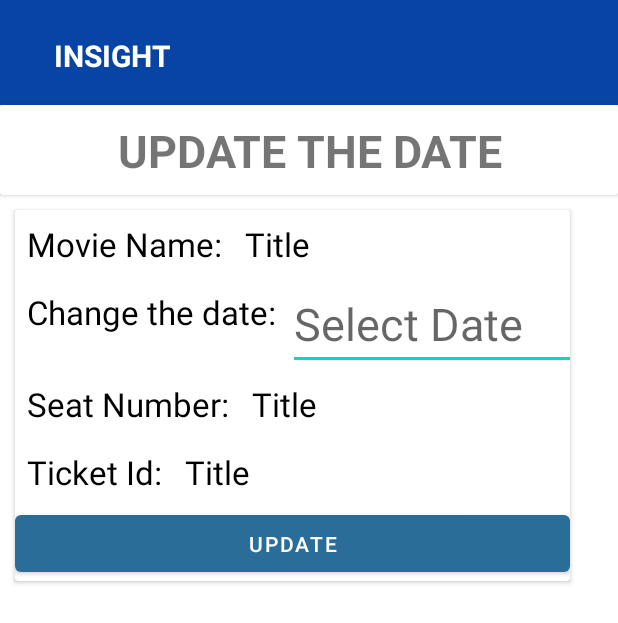
After one commit to Rivindu2/Insight, an Android app: the updateBooking screen opened directly, with no data from a screen before it, on a phone screen of 412 x 824 dp. The commit adds this screen. Shown: the top 623 px of the screen. Run offline under Robolectric (Android 15) with nearby library versions, the light colour scheme and no system bars; our stand-ins replace Firebase (no records; nobody signed in at launch, a user with empty details on screens opened directly).

Commit message:
Completed booking sub-system.

```diff
--- a/app/build.gradle
+++ b/app/build.gradle
@@ -44,5 +44,7 @@ dependencies {
     androidTestImplementation 'androidx.test.espresso:espresso-core:3.3.0'
     implementation 'it.xabaras.android:recyclerview-swipedecorator:1.2.3'
     implementation 'com.squareup.picasso:picasso:2.71828'
+    implementation 'it.xabaras.android:recyclerview-swipedecorator:1.2.3'
+
 
 }
--- a/app/src/main/AndroidManifest.xml
+++ b/app/src/main/AndroidManifest.xml
@@ -9,6 +9,9 @@
         android:roundIcon="@mipmap/ic_launcher_round"
         android:supportsRtl="true"
         android:theme="@style/Theme.MyApplication">
+        <activity
+            android:name=".updateBooking"
+            android:exported="true" />
         <activity
             android:name=".BookDetails"
             android:exported="true" />
--- /dev/null
+++ b/app/src/main/java/com/example/myapplication/updateBooking.java
@@ -0,0 +1,160 @@
+package com.example.myapplication;
+
+import static com.example.myapplication.bookUpdateUtils.CHANNEL_ID;
+
+import androidx.annotation.NonNull;
+import androidx.appcompat.app.AppCompatActivity;
+import androidx.core.app.NotificationCompat;
+import androidx.core.app.NotificationManagerCompat;
+
+import android.app.DatePickerDialog;
+import android.app.NotificationChannel;
+import android.app.NotificationManager;
+import android.app.ProgressDialog;
+import android.os.Build;
+import android.os.Bundle;
+import android.view.View;
+import android.widget.Button;
+import android.widget.DatePicker;
+import android.widget.EditText;
+import android.widget.TextView;
+import android.widget.Toast;
+
+import com.google.android.gms.tasks.OnCompleteListener;
+import com.google.android.gms.tasks.OnFailureListener;
+import com.google.android.gms.tasks.Task;
+import com.google.firebase.auth.FirebaseAuth;
+import com.google.firebase.firestore.FirebaseFirestore;
+
+import java.util.Calendar;
+
+public class updateBooking extends AppCompatActivity {
+
+    private FirebaseFirestore db;
+    private String  uId;
+    TextView mTitle;
+    TextView seatsNo,ticketId;
+    EditText eDate;
+    Button updateBtn;
+    String userId;
+    private FirebaseAuth fAuth;
+    String uTitle, uDate, seatsNum;
+    ProgressDialog progressDialog;
+    DatePickerDialog.OnDateSetListener setListener;
+
+    @Override
+    protected void onCreate(Bundle savedInstanceState) {
+        super.onCreate(savedInstanceState);
+        setContentView(R.layout.activity_update_booking);
+
+        mTitle=findViewById(R.id.mName);
+        eDate=findViewById(R.id.et_date);
+        seatsNo=findViewById(R.id.seatsNo);
+        updateBtn=findViewById(R.id.updateBtn);
+        ticketId=findViewById(R.id.ticketId);
+        Calendar calender=Calendar.getInstance();
+        final int year=calender.get(calender.YEAR);
+        final int month=calender.get(calender.MONTH);
+        final int day=calender.get(calender.DATE);
+
+
+        progressDialog = new ProgressDialog(this);
+        eDate.setOnClickListener(new View.OnClickListener() {
+            @Override
+            public void onClick(View v) {
+                DatePickerDialog datePickerDialog=new DatePickerDialog(
+                        updateBooking.this, new DatePickerDialog.OnDateSetListener() {
+                    @Override
+                    public void onDateSet(DatePicker view, int year, int month, int day) {
+                        month=month+1;
+                        String date=day+"/"+month+"/"+year;
+                        eDate.setText(date);
+                    }
+                },year,month,day);
+                datePickerDialog.show();
+            }
+        });
+
+        db=FirebaseFirestore.getInstance();
+        fAuth=FirebaseAuth.getInstance();
+
+        Bundle bundle=getIntent().getExtras();
+
+        if(bundle!=null){
+
+            uTitle=bundle.getString("mTitle");
+            uDate=bundle.getString("eDate");
+            seatsNum=bundle.getString("seatsNum");
+            uId=bundle.getString("id");
+
+            mTitle.setText(uTitle);
+            eDate.setText(uDate);
+            seatsNo.setText(seatsNum);
+            ticketId.setText(uId);
+
+        }else{
+            Toast.makeText(updateBooking.this,"Oops... Something went wrong please contact support...",Toast.LENGTH_SHORT).show();
+
+        }
+
+        updateBtn.setOnClickListener(new View.OnClickListener() {
+            @Override
+            public void onClick(View view) {
+
+                progressDialog.setCancelable(false);
+                progressDialog.setMessage("Updating");
+                progressDialog.show();
+                String date=eDate.getText().toString();
+
+                Bundle bundle1 = getIntent().getExtras();
+                String id=uId;
+
+                updateToFireStore(id, date);
+            }
+        });
+
+
+    }
+
+
+    public void headsUpNotification(){
+        NotificationCompat.Builder builder=new NotificationCompat.Builder(this, CHANNEL_ID )
+                .setSmallIcon(R.drawable.movie)
+                .setContentTitle(bookUpdateUtils.Noti_Title)
+                .setContentText(bookUpdateUtils.Noti_Desc)
+                .setPriority(NotificationCompat.PRIORITY_HIGH)
+                .setAutoCancel(true);
+        NotificationManagerCompat notificationManagerCompat=NotificationManagerCompat.from(this);
+        notificationManagerCompat.notify(bookUpdateUtils.Noti_Id, builder.build());
+    }
+
+    private void updateToFireStore(String id, String date){
+        userId=fAuth.getCurrentUser().getUid();
+        db.collection("users").document(userId).collection("MovieBookings").document(id)
+                .update("bookDate", date).addOnCompleteListener(new OnCompleteListener<Void>() {
+
+            @Override
+            public void onComplete(@NonNull Task<Void> task) {
+
+
+                if(task.isSuccessful()){
+                    if(progressDialog.isShowing())
+                        progressDialog.dismiss();
+                    headsUpNotification();
+                    Toast.makeText(updateBooking.this,"Date has been update...",Toast.LENGTH_SHORT).show();
+
+                }else{
+                    if(progressDialog.isShowing())
+                        progressDialog.dismiss();
+                    Toast.makeText(updateBooking.this,"Error:"+task.getException().getMessage(),Toast.LENGTH_SHORT).show();
+                }
+
+            }
+        }).addOnFailureListener(new OnFailureListener() {
+            @Override
+            public void onFailure(@NonNull Exception e) {
+                Toast.makeText(updateBooking.this,e.getMessage(),Toast.LENGTH_SHORT).show();
+            }
+        });
+    }
+}
--- /dev/null
+++ b/app/src/main/res/drawable/editticket.xml
@@ -0,0 +1,5 @@
+<vector android:height="24dp" android:tint="#FFFFFF"
+    android:viewportHeight="24" android:viewportWidth="24"
+    android:width="24dp" xmlns:android="http://schemas.android.com/apk/res/android">
+    <path android:fillColor="@android:color/white" android:pathData="M3,17.25V21h3.75L17.81,9.94l-3.75,-3.75L3,17.25zM20.71,7.04c0.39,-0.39 0.39,-1.02 0,-1.41l-2.34,-2.34c-0.39,-0.39 -1.02,-0.39 -1.41,0l-1.83,1.83 3.75,3.75 1.83,-1.83z"/>
+</vector>
--- /dev/null
+++ b/app/src/main/res/layout/activity_update_booking.xml
@@ -0,0 +1,178 @@
+<?xml version="1.0" encoding="utf-8"?>
+<androidx.drawerlayout.widget.DrawerLayout xmlns:android="http://schemas.android.com/apk/res/android"
+    xmlns:app="http://schemas.android.com/apk/res-auto"
+    xmlns:tools="http://schemas.android.com/tools"
+    android:id="@+id/main_drawer"
+    android:layout_width="match_parent"
+    android:layout_height="match_parent"
+    android:orientation="vertical"
+    tools:context=".BookDetails">
+
+    <LinearLayout
+        android:layout_width="match_parent"
+        android:layout_height="match_parent"
+        android:orientation="vertical">
+
+        <androidx.appcompat.widget.Toolbar
+            android:id="@+id/toolbar"
+            android:layout_width="match_parent"
+            android:layout_height="70dp"
+            android:background="#0844A4"
+            android:minHeight="?attr/actionBarSize"
+            android:theme="?attr/actionBarTheme"
+            app:layout_constraintEnd_toEndOf="parent"
+            app:layout_constraintStart_toStartOf="parent"
+            app:layout_constraintTop_toTopOf="parent">
+
+            <TextView
+                android:id="@+id/tv_topic2"
+                android:layout_width="104dp"
+                android:layout_height="23dp"
+                android:layout_marginStart="36dp"
+                android:layout_marginLeft="36dp"
+                android:layout_marginBottom="16dp"
+                android:text="INSIGHT"
+                android:textColor="#FFFFFF"
+                android:textSize="20sp"
+                android:textStyle="bold"
+                app:layout_constraintBottom_toBottomOf="@+id/toolbar"
+                app:layout_constraintStart_toStartOf="parent" />
+        </androidx.appcompat.widget.Toolbar>
+
+        <androidx.cardview.widget.CardView
+            android:layout_width="match_parent"
+            android:layout_height="60dp"
+            >
+            <LinearLayout
+                android:layout_width="match_parent"
+                android:layout_height="match_parent"
+                android:orientation="horizontal">
+                <TextView
+                    android:layout_width="match_parent"
+                    android:layout_height="wrap_content"
+                    android:textSize="30sp"
+                    android:text="UPDATE THE DATE"
+                    android:textStyle="bold"
+                    android:textAlignment="center"
+                    android:gravity="center_horizontal"
+                    android:layout_marginTop="10dp"/>
+            </LinearLayout>
+        </androidx.cardview.widget.CardView>
+        <LinearLayout
+            android:layout_width="match_parent"
+            android:layout_height="match_parent"
+            android:orientation="vertical">
+            <androidx.cardview.widget.CardView
+                android:layout_width="370dp"
+                android:layout_height="wrap_content"
+                android:layout_margin="10dp">
+
+                <LinearLayout
+                    android:layout_width="match_parent"
+                    android:layout_height="match_parent"
+                    android:orientation="vertical">
+                <LinearLayout
+                    android:layout_width="wrap_content"
+                    android:layout_height="wrap_content"
+                    android:layout_gravity="center_vertical"
+                    android:orientation="horizontal">
+
+                    <TextView
+                        android:layout_width="match_parent"
+                        android:layout_height="wrap_content"
+                        android:padding="8dp"
+                        android:text="Movie Name:"
+                        android:textColor="#000"
+                        android:textSize="22sp" />
+
+                    <TextView
+                        android:id="@+id/mName"
+                        android:layout_width="match_parent"
+                        android:layout_height="wrap_content"
+                        android:layout_marginStart="0dp"
+                        android:layout_marginLeft="0dp"
+                        android:padding="7dp"
+                        android:text="Title"
+                        android:textColor="#000"
+                        android:textSize="22sp" />
+                </LinearLayout>
+                    <LinearLayout
+                        android:layout_width="wrap_content"
+                        android:layout_height="wrap_content"
+                        android:layout_gravity="center_vertical"
+                        android:orientation="horizontal">
+                        <TextView
+                            android:layout_width="match_parent"
+                            android:layout_height="wrap_content"
+                            android:padding="8dp"
+                            android:text="Change the date:"
+                            android:textColor="#000"
+                            android:textSize="22sp" />
+                        <EditText
+                            android:id="@+id/et_date"
+                            android:layout_width="200dp"
+                            android:layout_height="wrap_content"
+                            android:layout_gravity="center"
+                            android:hint="Select Date"
+                            android:textSize="30sp" />
+                    </LinearLayout>
+                    <LinearLayout
+                        android:layout_width="wrap_content"
+                        android:layout_height="wrap_content"
+                        android:layout_gravity="center_vertical"
+                        android:orientation="horizontal">
+
+                        <TextView
+                            android:layout_width="match_parent"
+                            android:layout_height="wrap_content"
+                            android:padding="8dp"
+                            android:text="Seat Number:"
+                            android:textColor="#000"
+                            android:textSize="22sp" />
+
+                        <TextView
+                            android:id="@+id/seatsNo"
+                            android:layout_width="match_parent"
+                            android:layout_height="wrap_content"
+                            android:layout_marginStart="0dp"
+                            android:layout_marginLeft="0dp"
+                            android:padding="7dp"
+                            android:text="Title"
+                            android:textColor="#000"
+                            android:textSize="22sp" />
+                    </LinearLayout>
+                    <LinearLayout
+                        android:layout_width="wrap_content"
+                        android:layout_height="wrap_content"
+                        android:layout_gravity="center_vertical"
+                        android:orientation="horizontal">
+
+                        <TextView
+                            android:layout_width="match_parent"
+                            android:layout_height="wrap_content"
+                            android:padding="8dp"
+                            android:text="Ticket Id:"
+                            android:textColor="#000"
+                            android:textSize="22sp" />
+
+                        <TextView
+                            android:id="@+id/ticketId"
+                            android:layout_width="match_parent"
+                            android:layout_height="wrap_content"
+                            android:layout_marginStart="0dp"
+                            android:layout_marginLeft="0dp"
+                            android:padding="7dp"
+                            android:text="Title"
+                            android:textColor="#000"
+                            android:textSize="22sp" />
+                    </LinearLayout>
+                    <Button
+                        android:id="@+id/updateBtn"
+                        android:layout_width="match_parent"
+                        android:layout_height="50dp"
+                        android:text="Update"/>
+                </LinearLayout>
+            </androidx.cardview.widget.CardView>
+        </LinearLayout>
+    </LinearLayout>
+</androidx.drawerlayout.widget.DrawerLayout>
--- a/app/src/main/res/values/strings.xml
+++ b/app/src/main/res/values/strings.xml
@@ -1,3 +1,5 @@
 <resources>
     <string name="app_name">My Application</string>
+    <string name="channel_description">Your time has been updated...</string>
+    <string name="channel_name">Ticket Schedule Update</string>
 </resources>
```
Also changed, not shown: app/src/main/java/com/example/myapplication/BookDetails.java (+7 -0 lines), app/src/main/java/com/example/myapplication/BookNow.java (+1 -22 lines), app/src/main/java/com/example/myapplication/Notification.java (added, +33 -0 lines), app/src/main/java/com/example/myapplication/TouchBookDetails.java (added, +53 -0 lines), app/src/main/java/com/example/myapplication/bookDetailsAdapter.java (+53 -5 lines), app/src/main/java/com/example/myapplication/bookUpdateUtils.java (added, +12 -0 lines), app/src/main/res/layout/activity_book_now.xml (+40 -4 lines).
